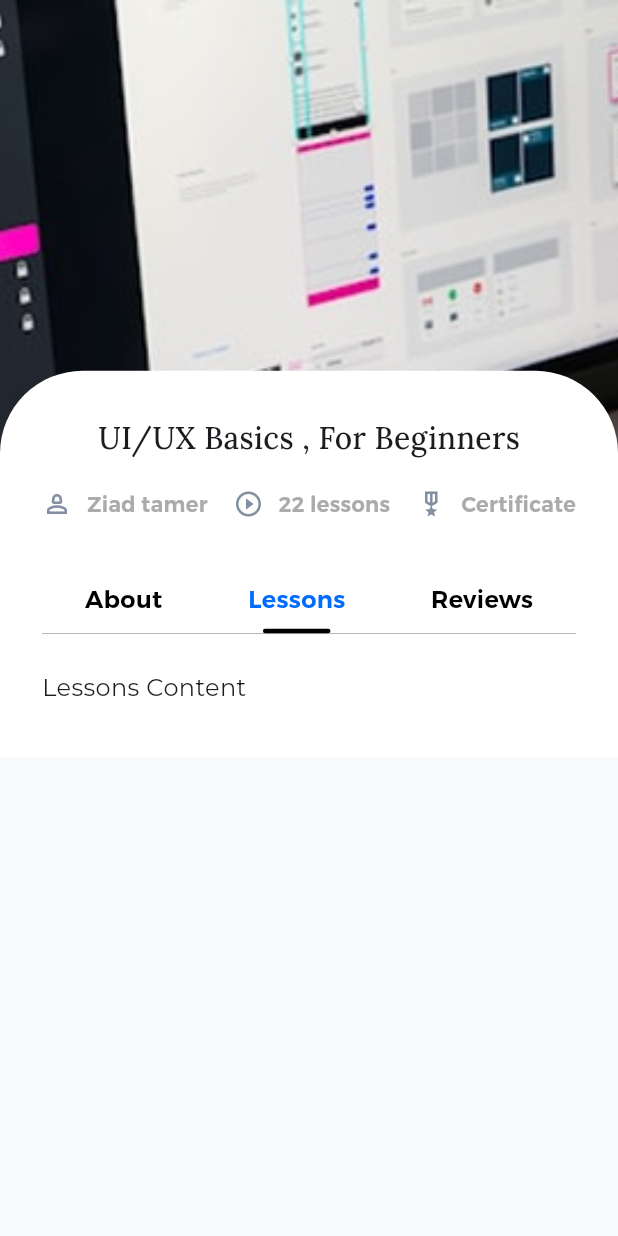
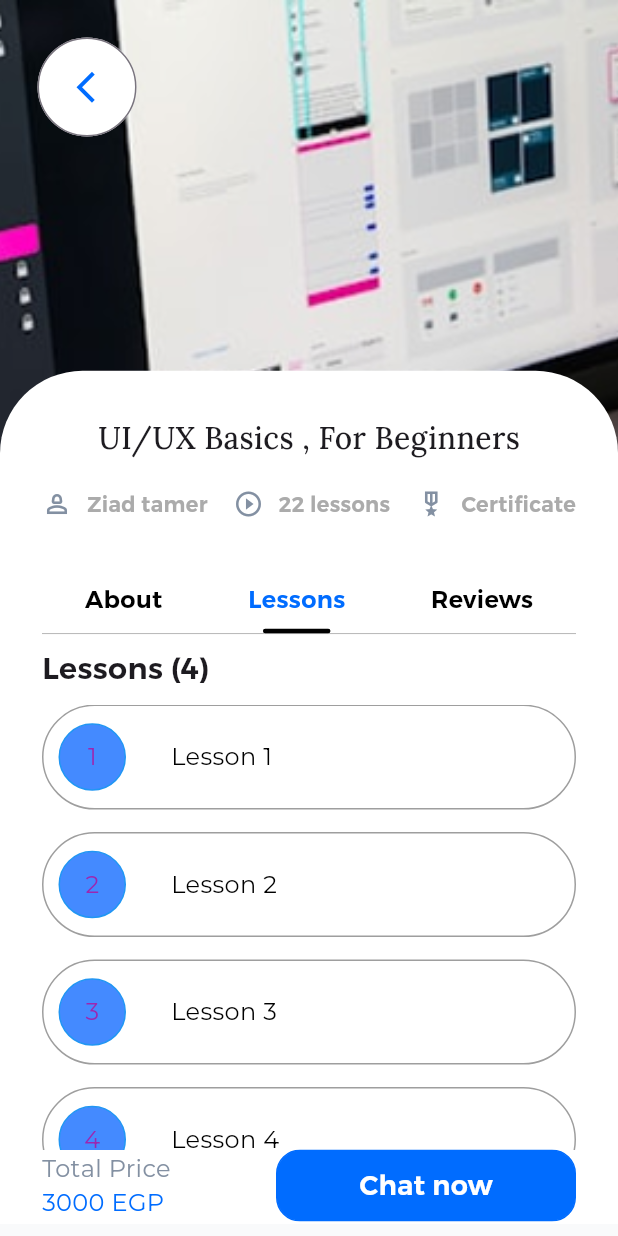
Before and after one commit to 3khaled3/snapDealsApp_readMe, a Flutter app: the CourseDetailsView screen opened by its route, after a tap on "Lessons", on a phone screen of 412 x 824 dp. Run offline on Flutter 3.47's test engine with Material 3 defaults, Android fonts, the light colour scheme and no system bars; our stand-ins replace bloc, cloud_firestore, dartz, device_preview, eva_icons_flutter, firebase_auth and 5 more; accounts and stored records are empty.

Commit message:
add lessons section

```diff
--- a/lib/app/product_feature/view/pages/course_details/course_details_view.dart
+++ b/lib/app/product_feature/view/pages/course_details/course_details_view.dart
@@ -1,9 +1,11 @@
 import 'package:flutter/material.dart';
 import 'package:snap_deals/app/product_feature/view/pages/course_details/widget/about_course_section.dart';
+import 'package:snap_deals/app/product_feature/view/pages/course_details/widget/contact_and_price.dart';
+import 'package:snap_deals/app/product_feature/view/pages/course_details/widget/custom_image.dart';
+import 'package:snap_deals/app/product_feature/view/pages/course_details/widget/lessons_section.dart';
 import 'package:snap_deals/core/extensions/sized_box_extension.dart';
 import 'package:snap_deals/core/themes/app_colors.dart';
 import 'package:snap_deals/core/themes/text_styles.dart';
-import 'package:snap_deals/core/utils/assets_manager.dart';
 
 class CourseDetailsViewArgs {}
 
@@ -19,32 +21,24 @@ class _CourseDetailsViewState extends State<CourseDetailsView> {
   int selectedIndex = 0;
 
   final List<String> tabs = ['About', 'Lessons', 'Reviews'];
+  List<String> lessons = [
+    'Lesson 1',
+    'Lesson 2',
+    'Lesson 3',
+    'Lesson 4',
+  ];
   final List<Widget> tabContents = [
-    AboutCourseSection(),
-    Text('Lessons Content', style: AppTextStyles.regular16()),
+    const AboutCourseSection(),
+    const LessonsSection(),
     Text('Reviews Content', style: AppTextStyles.regular16()),
   ];
 
   @override
   Widget build(BuildContext context) {
     return Scaffold(
-      body: SingleChildScrollView(
-        child: Stack(
+      body: Stack(
         children: [
-            Container(
-              height: MediaQuery.sizeOf(context).height * .56,
-              width: MediaQuery.sizeOf(context).width,
-              padding: EdgeInsets.only(
-                  top: MediaQuery.sizeOf(context).height * .08,
-                  left: 28,
-                  right: 28),
-              decoration: const BoxDecoration(
-                image: DecorationImage(
-                  fit: BoxFit.cover,
-                  image: AssetImage(AppImageAssets.courseImage),
-                ),
-              ),
-            ),
+          const CustomImage(),
           Container(
             margin: EdgeInsets.only(
                 top: MediaQuery.sizeOf(context).height * .30, bottom: 8),
@@ -108,8 +102,7 @@ class _CourseDetailsViewState extends State<CourseDetailsView> {
                   decoration: const BoxDecoration(
                     border: Border(
                       bottom: BorderSide(
-                            color: Colors.grey,
-                            width: 0.5), // subtle bottom line
+                          color: Colors.grey, width: 0.5), // subtle bottom line
                     ),
                   ),
                   child: Row(
@@ -155,8 +148,6 @@ class _CourseDetailsViewState extends State<CourseDetailsView> {
                   ),
                 ),
 
-                  24.ph,
-
                 /// Tab Content
                 AnimatedSwitcher(
                   duration: const Duration(milliseconds: 300),
@@ -167,13 +158,14 @@ class _CourseDetailsViewState extends State<CourseDetailsView> {
                   ),
                 ),
 
-                  35.ph,
+                const Align(
+                    alignment: Alignment.bottomCenter,
+                    child: ContactAndPrice()),
               ],
             ),
           ),
         ],
       ),
-      ),
     );
   }
 }
--- a/lib/app/product_feature/view/pages/course_details/widget/about_course_section.dart
+++ b/lib/app/product_feature/view/pages/course_details/widget/about_course_section.dart
@@ -1,59 +1,32 @@
 import 'package:flutter/material.dart';
+import 'package:snap_deals/app/product_feature/view/pages/course_details/widget/desc_section.dart';
+import 'package:snap_deals/app/product_feature/view/pages/course_details/widget/info_section.dart';
+import 'package:snap_deals/app/product_feature/view/pages/course_details/widget/instructor_details.dart';
 import 'package:snap_deals/core/extensions/sized_box_extension.dart';
-import 'package:snap_deals/core/utils/assets_manager.dart';
 
 class AboutCourseSection extends StatelessWidget {
   const AboutCourseSection({super.key});
 
   @override
   Widget build(BuildContext context) {
-    return Column(
+    return SizedBox(
+      height: MediaQuery.sizeOf(context).height * 0.42,
+      width: double.infinity,
+      child: ListView(
+        children: [
+          const Column(
             crossAxisAlignment: CrossAxisAlignment.start,
             children: [
-        const Text(
-          "About Course",
-          style: TextStyle(fontSize: 18, fontWeight: FontWeight.bold),
-        ),
-        const SizedBox(height: 10),
-        const Text(
-          "Animations and Transitions: Learn how to add motion to the interface to improve user feedback, guide users, or make tasks more enjoyable.",
-          style: TextStyle(fontSize: 14, color: Colors.grey),
-        ),
-        const SizedBox(height: 20),
-        const Text(
-          "Instructor",
-          style: TextStyle(fontSize: 16, fontWeight: FontWeight.bold),
-        ),
-        const SizedBox(height: 10),
-        const Row(
-          children: [
-            CircleAvatar(
-              radius: 25,
-              backgroundImage: AssetImage(AppImageAssets.profileImage),
-            ),
-            SizedBox(width: 10),
-            Column(
-              crossAxisAlignment: CrossAxisAlignment.start,
-              children: [
+              DescSection(),
+              SizedBox(height: 20),
+              InstructorDetails(),
+              SizedBox(height: 20),
               Text(
-                  "Reda Ahmed",
-                  style: TextStyle(fontWeight: FontWeight.bold),
-                ),
-                Text(
-                  "Design Instructor",
-                  style: TextStyle(color: Colors.grey),
-                ),
-              ],
-            )
-          ],
-        ),
-        const SizedBox(height: 20),
-        const Text(
                 'Info',
                 style: TextStyle(fontSize: 16, fontWeight: FontWeight.bold),
               ),
-        const SizedBox(height: 10),
-        const Wrap(
+              SizedBox(height: 10),
+              Wrap(
                 spacing: 40,
                 runSpacing: 15,
                 children: [
@@ -65,34 +38,9 @@ class AboutCourseSection extends StatelessWidget {
                   InfoItem(title: "Access", value: "Mobile, Desktop"),
                 ],
               ),
-        20.ph,
-        //TODO price and chat button
             ],
-    );
-  }
-}
-
-class InfoItem extends StatelessWidget {
-  final String title;
-  final String value;
-
-  const InfoItem({required this.title, required this.value, super.key});
-
-  @override
-  Widget build(BuildContext context) {
-    return SizedBox(
-      width: 140,
-      child: Column(
-        crossAxisAlignment: CrossAxisAlignment.start,
-        children: [
-          Text(
-            title,
-            style: const TextStyle(color: Colors.grey),
           ),
-          Text(
-            value,
-            style: const TextStyle(fontWeight: FontWeight.bold),
-          ),
+          15.ph,
         ],
       ),
     );
--- /dev/null
+++ b/lib/app/product_feature/view/pages/course_details/widget/contact_and_price.dart
@@ -0,0 +1,55 @@
+import 'package:flutter/material.dart';
+import 'package:snap_deals/core/themes/app_colors.dart';
+import 'package:snap_deals/core/themes/text_styles.dart';
+
+class ContactAndPrice extends StatelessWidget {
+  const ContactAndPrice({super.key});
+
+  @override
+  Widget build(BuildContext context) {
+    return Row(
+      children: [
+        Column(
+          children: [
+            Text(
+              'Total Price',
+              style:
+                  AppTextStyles.regular16().copyWith(color: ColorsBox.blueGrey),
+            ),
+            Text(
+              '3000 EGP ',
+              style: AppTextStyles.regular16()
+                  .copyWith(color: ColorsBox.brightBlue),
+            ),
+          ],
+        ),
+        const Spacer(),
+        Material(
+          color: Colors.transparent,
+          child: InkWell(
+            onTap: () {},
+            borderRadius: const BorderRadius.all(Radius.circular(12)),
+            child: Expanded(
+              child: Ink(
+                padding: const EdgeInsets.symmetric(vertical: 10),
+                width: 200,
+                decoration: BoxDecoration(
+                  color: ColorsBox.brightBlue,
+                  borderRadius: const BorderRadius.all(Radius.circular(16)),
+                  border: Border.all(color: ColorsBox.brightBlue),
+                ),
+                child: Center(
+                  child: Text('Chat now',
+                      style: AppTextStyles.semiBold18().copyWith(
+                        // fontFamily: AppTextStyles.fontFamilyLora,
+                        color: ColorsBox.white,
+                      )),
+                ),
+              ),
+            ),
+          ),
+        )
+      ],
+    );
+  }
+}
--- /dev/null
+++ b/lib/app/product_feature/view/pages/course_details/widget/custom_image.dart
@@ -0,0 +1,36 @@
+import 'package:flutter/material.dart';
+import 'package:snap_deals/app/product_feature/view/pages/product_details/widgets/custom_button.dart';
+import 'package:snap_deals/core/extensions/context_extension.dart';
+import 'package:snap_deals/core/utils/assets_manager.dart';
+
+class CustomImage extends StatelessWidget {
+  const CustomImage({super.key});
+
+  @override
+  Widget build(BuildContext context) {
+    return Stack(
+      children: [
+        Container(
+          height: MediaQuery.sizeOf(context).height * .56,
+          width: MediaQuery.sizeOf(context).width,
+          padding: EdgeInsets.only(
+              top: MediaQuery.sizeOf(context).height * .08,
+              left: 28,
+              right: 28),
+          decoration: const BoxDecoration(
+            image: DecorationImage(
+              fit: BoxFit.cover,
+              image: AssetImage(AppImageAssets.courseImage),
+            ),
+          ),
+        ),
+        Container(
+          padding: const EdgeInsets.only(top: 25, left: 25, right: 25),
+          alignment:
+              context.tr.lang == "ar" ? Alignment.topRight : Alignment.topLeft,
+          child: const CustomButton(),
+        ),
+      ],
+    );
+  }
+}
--- /dev/null
+++ b/lib/app/product_feature/view/pages/course_details/widget/desc_section.dart
@@ -0,0 +1,23 @@
+import 'package:flutter/material.dart';
+
+class DescSection extends StatelessWidget {
+  const DescSection({super.key});
+
+  @override
+  Widget build(BuildContext context) {
+    return const Column(
+      crossAxisAlignment: CrossAxisAlignment.start,
+      children: [
+        Text(
+          "About Course",
+          style: TextStyle(fontSize: 18, fontWeight: FontWeight.bold),
+        ),
+        SizedBox(height: 10),
+        Text(
+          "Animations and Transitions: Learn how to add motion to the interface to improve user feedback, guide users, or make tasks more enjoyable.",
+          style: TextStyle(fontSize: 14, color: Colors.grey),
+        ),
+      ],
+    );
+  }
+}
--- /dev/null
+++ b/lib/app/product_feature/view/pages/course_details/widget/info_section.dart
@@ -0,0 +1,28 @@
+import 'package:flutter/material.dart';
+
+class InfoItem extends StatelessWidget {
+  final String title;
+  final String value;
+
+  const InfoItem({required this.title, required this.value, super.key});
+
+  @override
+  Widget build(BuildContext context) {
+    return SizedBox(
+      width: 140,
+      child: Column(
+        crossAxisAlignment: CrossAxisAlignment.start,
+        children: [
+          Text(
+            title,
+            style: const TextStyle(color: Colors.grey),
+          ),
+          Text(
+            value,
+            style: const TextStyle(fontWeight: FontWeight.bold),
+          ),
+        ],
+      ),
+    );
+  }
+}
--- /dev/null
+++ b/lib/app/product_feature/view/pages/course_details/widget/instructor_details.dart
@@ -0,0 +1,42 @@
+import 'package:flutter/material.dart';
+import 'package:snap_deals/core/utils/assets_manager.dart';
+
+class InstructorDetails extends StatelessWidget {
+  const InstructorDetails({super.key});
+
+  @override
+  Widget build(BuildContext context) {
+    return const Column(
+      crossAxisAlignment: CrossAxisAlignment.start,
+      children: [
+        Text(
+          "Instructor",
+          style: TextStyle(fontSize: 16, fontWeight: FontWeight.bold),
+        ),
+        SizedBox(height: 10),
+        Row(
+          children: [
+            CircleAvatar(
+              radius: 25,
+              backgroundImage: AssetImage(AppImageAssets.profileImage),
+            ),
+            SizedBox(width: 10),
+            Column(
+              crossAxisAlignment: CrossAxisAlignment.start,
+              children: [
+                Text(
+                  "Reda Ahmed",
+                  style: TextStyle(fontWeight: FontWeight.bold),
+                ),
+                Text(
+                  "Design Instructor",
+                  style: TextStyle(color: Colors.grey),
+                ),
+              ],
+            )
+          ],
+        ),
+      ],
+    );
+  }
+}
--- /dev/null
+++ b/lib/app/product_feature/view/pages/course_details/widget/lessons_section.dart
@@ -0,0 +1,75 @@
+import 'package:flutter/material.dart';
+import 'package:snap_deals/core/extensions/sized_box_extension.dart';
+import 'package:snap_deals/core/themes/text_styles.dart';
+
+class LessonsSection extends StatelessWidget {
+  const LessonsSection({
+    super.key,
+  });
+
+  @override
+  Widget build(BuildContext context) {
+    List<String> lessons = [
+      'Lesson 1',
+      'Lesson 2',
+      'Lesson 3',
+      'Lesson 4',
+    ];
+    return Column(
+      crossAxisAlignment: CrossAxisAlignment.start,
+      children: [
+        9.ph,
+        Text('Lessons (${lessons.length})', style: AppTextStyles.semiBold20()),
+        9.ph,
+        SizedBox(
+          height: MediaQuery.sizeOf(context).height * 0.36,
+          width: double.infinity,
+          child: ListView.builder(
+              itemCount: lessons.length,
+              itemBuilder: (context, index) {
+                return Column(
+                  children: [
+                    Container(
+                      height: 70,
+                      width: double.infinity,
+                      padding: const EdgeInsets.all(10),
+                      decoration: BoxDecoration(
+                        border: Border.all(color: Colors.grey),
+                        borderRadius: BorderRadius.circular(40),
+                      ),
+                      child: Row(
+                        children: [
+                          Container(
+                            width: 45,
+                            height: 45,
+                            decoration: BoxDecoration(
+                              border: Border.all(color: Colors.blue),
+                              color: Colors.blueAccent,
+                              borderRadius: BorderRadius.circular(999999),
+                            ),
+                            child: Center(
+                              child: Text(
+                                '${index + 1}',
+                                style: AppTextStyles.regular16()
+                                    .copyWith(color: Colors.purple),
+                              ),
+                            ),
+                          ),
+                          30.pw,
+                          Text(
+                            lessons[index],
+                            style: AppTextStyles.regular16()
+                                .copyWith(color: Colors.black),
+                          )
+                        ],
+                      ),
+                    ),
+                    15.ph,
+                  ],
+                );
+              }),
+        ),
+      ],
+    );
+  }
+}
--- a/lib/app/product_feature/view/pages/product_details/widgets/custom_image_slider.dart
+++ b/lib/app/product_feature/view/pages/product_details/widgets/custom_image_slider.dart
@@ -1,6 +1,7 @@
 import 'package:flutter/material.dart';
 import 'package:snap_deals/app/on_board_feature/view/widget/page_indicator.dart';
 import 'package:snap_deals/app/product_feature/view/pages/product_details/widgets/custom_button.dart';
+import 'package:snap_deals/core/extensions/context_extension.dart';
 import 'package:snap_deals/core/extensions/sized_box_extension.dart';
 import 'package:snap_deals/core/utils/assets_manager.dart';
 
@@ -51,8 +52,9 @@ class _CustomImageSliderState extends State<CustomImageSlider> {
           ],
         ),
         Container(
-          padding: const EdgeInsets.only(top: 15, left: 15),
-          alignment: Alignment.topLeft,
+          padding: const EdgeInsets.only(top: 15, left: 15, right: 15),
+          alignment:
+              context.tr.lang == "ar" ? Alignment.topRight : Alignment.topLeft,
           child: const CustomButton(),
         ),
       ],
```
Lines whose indentation alone changed are shown as unchanged.
